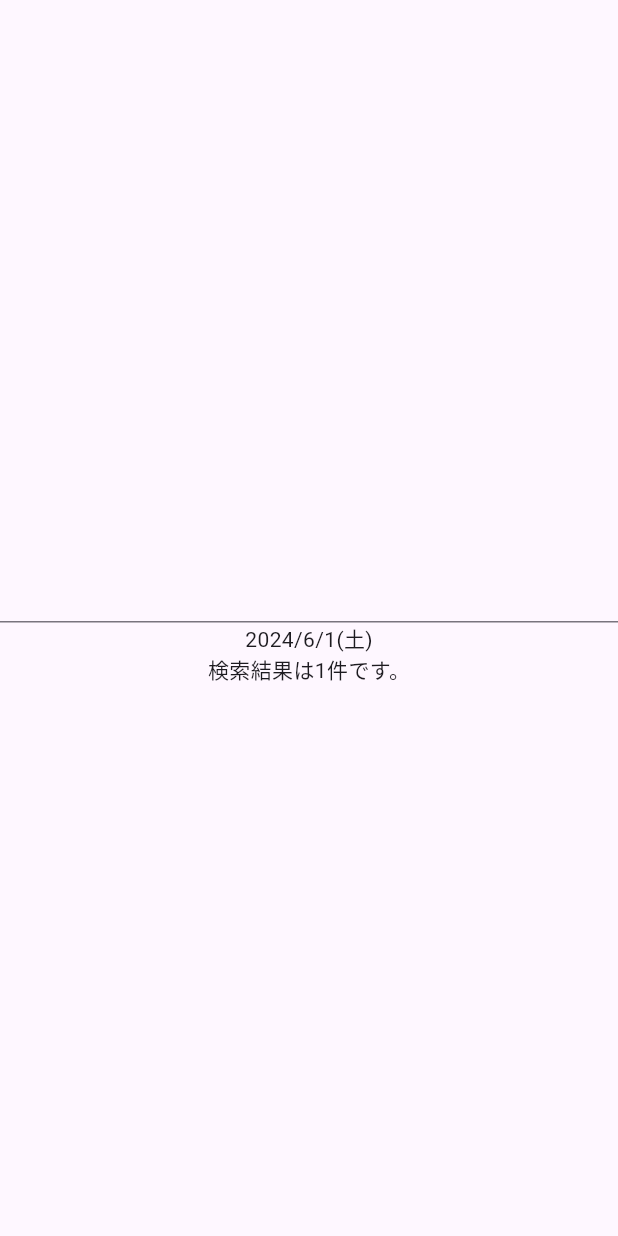
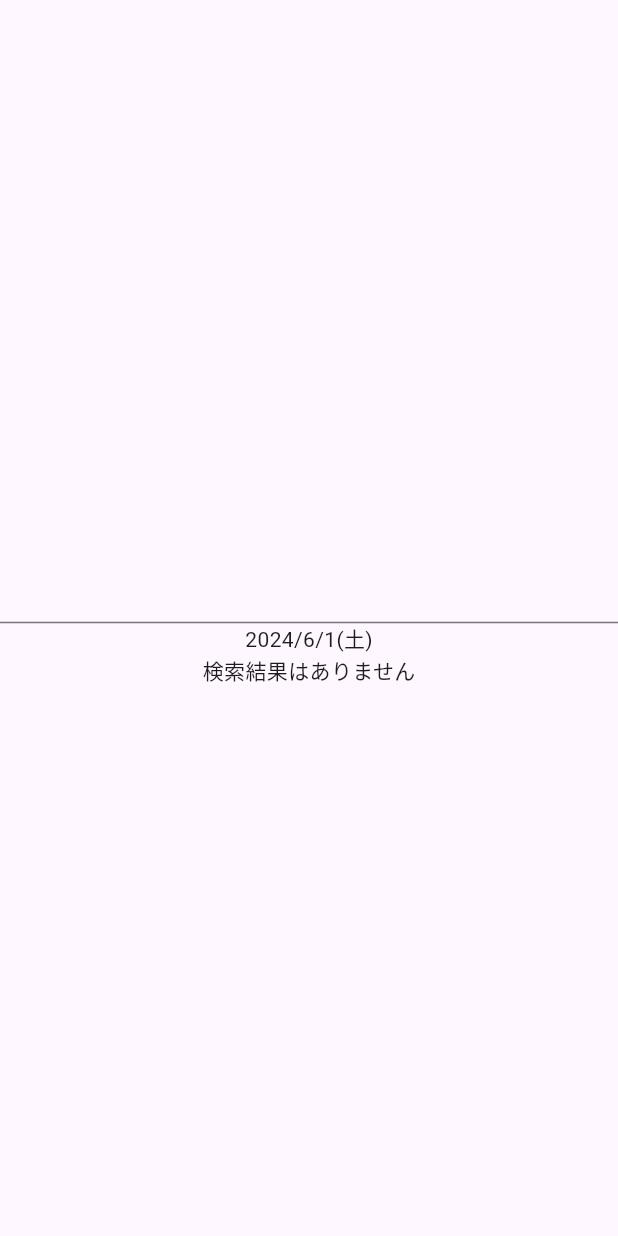
Before and after one commit to hide0621/flutter_sample_japanese_language_support_for_the_application, a Flutter app: the screen it shows after launch, on a phone screen of 412 x 824 dp. Run offline on Flutter 3.47's test engine with Material 3 defaults, Android fonts, the phone set to English and light mode, and no system bars; generated files the repository leaves out were written again.

Commit message:
arbファイルのプレースホルダにpluralキーワードを導入して、場合に応じて複数の出力表現ができるようにしてみた

```diff
--- a/lib/l10n/app_ja.arb
+++ b/lib/l10n/app_ja.arb
@@ -1,5 +1,5 @@
 {
-  "numOfSearchResults": "検索結果は{count}件です。",
+  "numOfSearchResults": "{count, plural, =0{検索結果はありません} other{検索結果は{count}件です}}",
   "@numOfSearchResults": {
     "description": "検索結果",
     "placeholders": {
--- a/lib/main.dart
+++ b/lib/main.dart
@@ -35,7 +35,7 @@ class HomeScreen extends StatelessWidget {
               DateFormat.yMEd().format(DateTime.now()),
             ),
             // Text(l10n.helloWorld),
-            Text(l10n.numOfSearchResults(1))
+            Text(l10n.numOfSearchResults(0))
           ],
         ),
       ),
```
